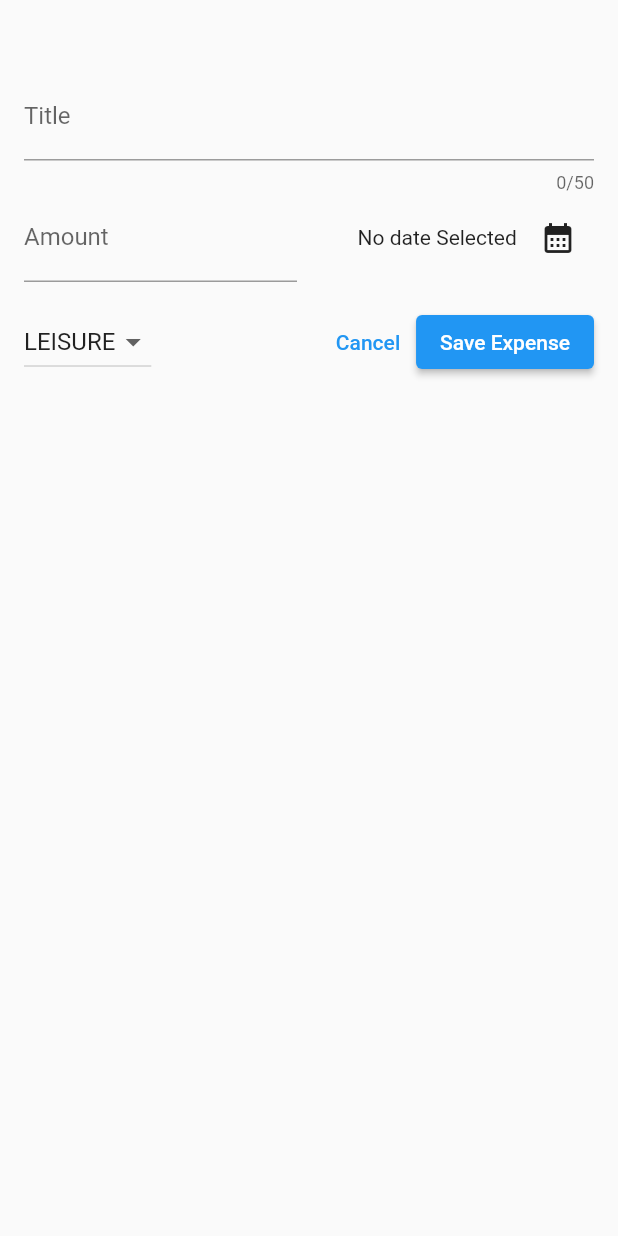
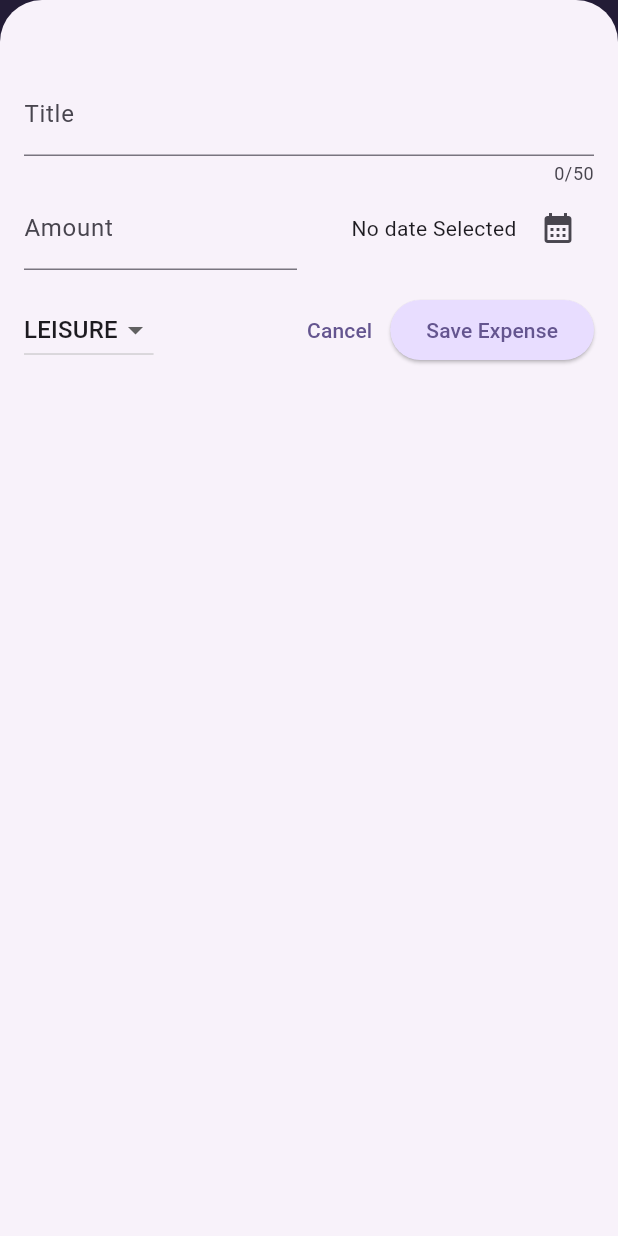
Before and after one commit to Sandipshrestha1/expenses_tracker, a Flutter app: the screen it shows after launch, after a tap on the "add" icon, on a phone screen of 412 x 824 dp. Run offline on Flutter 3.47's test engine with Material 3 defaults, Android fonts, the phone set to English and light mode, and no system bars.

Commit message:
Added theme in the project

```diff
--- a/lib/main.dart
+++ b/lib/main.dart
@@ -2,11 +2,36 @@ import 'package:flutter/material.dart';
 
 import 'widgets/expenses.dart';
 
+final kColorScheme = ColorScheme.fromSeed(
+  seedColor: const Color.fromARGB(255, 103, 56, 214),
+);
 void main() {
   runApp(
     MaterialApp(
-      theme: ThemeData(
-        useMaterial3: false,
+      theme: ThemeData().copyWith(
+        scaffoldBackgroundColor: Color.fromARGB(255, 220, 189, 252),
+        colorScheme: kColorScheme,
+        appBarTheme: AppBarTheme().copyWith(
+          backgroundColor: kColorScheme.onPrimaryContainer,
+          foregroundColor: kColorScheme.primaryContainer,
+          centerTitle: true,
+        ),
+        cardTheme: CardTheme().copyWith(
+          color: kColorScheme.secondaryContainer,
+          margin: const EdgeInsets.symmetric(horizontal: 16, vertical: 8),
+        ),
+        elevatedButtonTheme: ElevatedButtonThemeData(
+          style: ElevatedButton.styleFrom(
+            backgroundColor: kColorScheme.primaryContainer,
+          ),
+        ),
+        textTheme: ThemeData().textTheme.copyWith(
+              titleLarge: TextStyle(
+                fontWeight: FontWeight.bold,
+                color: kColorScheme.onSecondaryContainer,
+                fontSize: 14,
+              ),
+            ),
       ),
       debugShowCheckedModeBanner: false,
       home: Expenses(),
--- a/lib/widgets/expenses_lists/expense_items.dart
+++ b/lib/widgets/expenses_lists/expense_items.dart
@@ -13,6 +13,7 @@ class ExpenseItem extends StatelessWidget {
             vertical: 18,
           ),
           child: Column(
+            crossAxisAlignment: CrossAxisAlignment.start,
             children: [
               Text(expense.title),
               const SizedBox(height: 4),
--- a/lib/widgets/expenses_lists/expenses_list.dart
+++ b/lib/widgets/expenses_lists/expenses_list.dart
@@ -13,6 +13,9 @@ class ExpensesList extends StatelessWidget {
     return ListView.builder(
       itemCount: expenses.length,
       itemBuilder: (ctx, index) => Dismissible(
+        background: Container(
+          color: Theme.of(context).colorScheme.error,
+        ),
         key: ValueKey(expenses[index]),
         onDismissed: (direction) {
           onRemoveExpense(expenses[index]);
--- a/lib/widgets/new_expense.dart
+++ b/lib/widgets/new_expense.dart
@@ -73,8 +73,6 @@ class _NewExpenseState extends State<NewExpense> {
     );
     Navigator.pop(context);
   }
-
-
 
   @override
   void dispose() {
```
